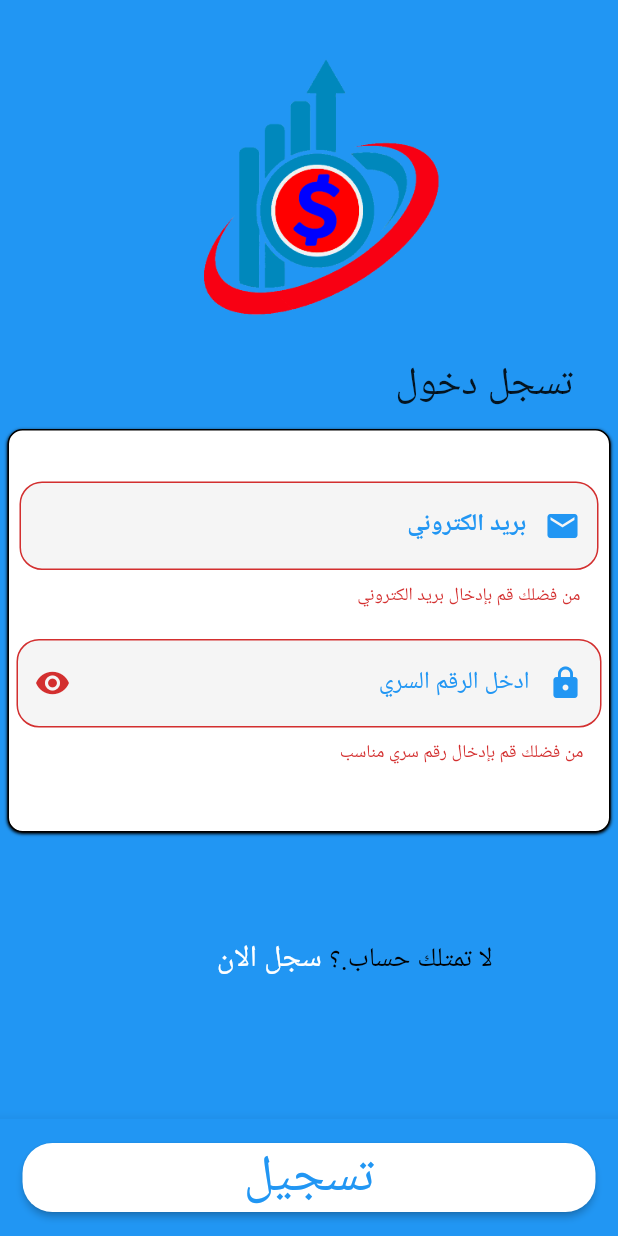
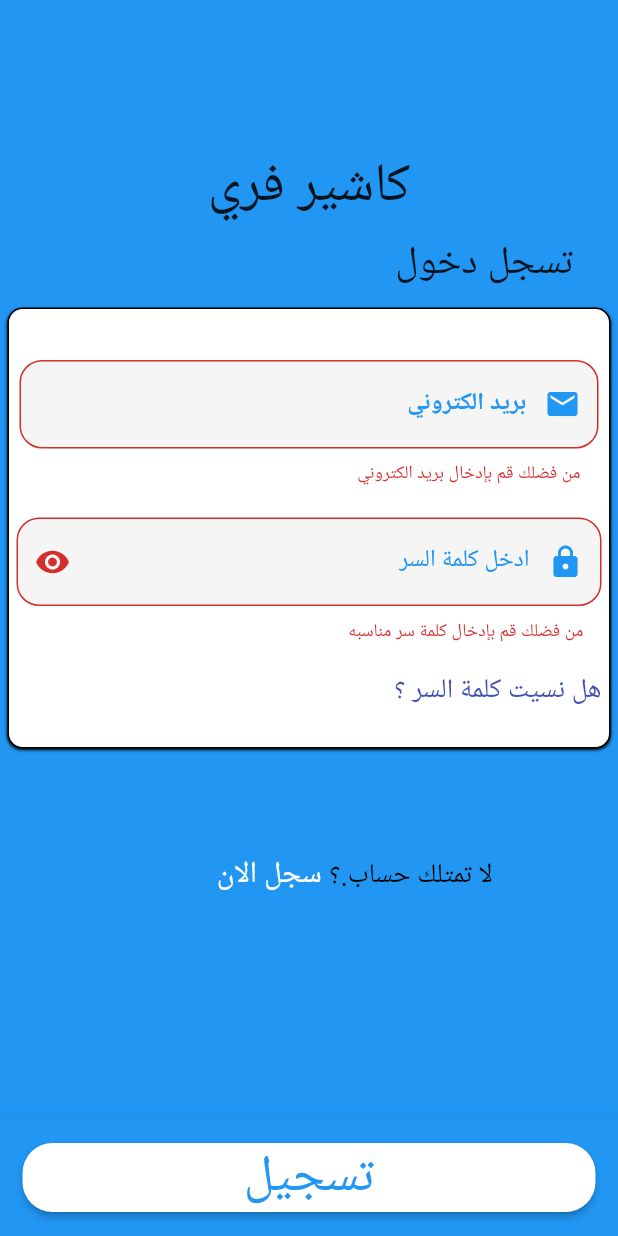
Before and after one commit to ahmad-bahaa/Cashier, a Flutter app: the screen it shows after launch, after a tap on "تسجيل", on a phone screen of 412 x 824 dp. Run offline on Flutter 3.47's test engine with Material 2 defaults, Android fonts, the phone set to English and light mode, and no system bars; our stand-ins replace cloud_firestore, equatable, firebase_auth, firebase_core, flutter_typeahead, get and 1 more; accounts and stored records are empty.

Commit message:
Committing changes after destroying the project

```diff
--- a/lib/screens/bills_screen/bill_screen.dart
+++ b/lib/screens/bills_screen/bill_screen.dart
@@ -85,6 +85,10 @@ class BillScreen extends StatelessWidget {
                   SingleUnit(text: 'م', width: 20),
                 ],
               ),
+              const Divider(
+                color: Colors.black,
+                thickness: 2,
+              ),
               const SizedBox(
                 height: 5,
               ),
--- a/lib/screens/home_screen.dart
+++ b/lib/screens/home_screen.dart
@@ -19,6 +19,77 @@ class HomeScreen extends StatelessWidget {
     double size = MediaQuery.of(context).size.width;
 
     return Scaffold(
+      drawer: Drawer(
+        child: ListView(
+          // Important: Remove any padding from the ListView.
+          padding: EdgeInsets.zero,
+          children: [
+            const DrawerHeader(
+              decoration: BoxDecoration(
+                color: Colors.blue,
+              ),
+              child: Center(
+                child: Text(
+                  'كاشير فري',
+                  style: TextStyle(fontSize: 32),
+                ),
+              ),
+            ),
+            ListTile(
+              title: const Text(
+                'عن التطبيق',
+                style: TextStyle(fontSize: 24),
+              ),
+              onTap: () {
+                // Update the state of the app.
+                // ...
+              },
+            ),
+            ListTile(
+              title: const Text(
+                'تفعيل التطبيق ',
+                style: TextStyle(fontSize: 24),
+              ),
+              onTap: () {
+                // Get.to(() => const PrivacyScreen());
+                // Update the state of the app.
+                // ...
+              },
+            ),
+            ListTile(
+              title: const Text(
+                'سياسة الخصوصية',
+                style: TextStyle(fontSize: 24),
+              ),
+              onTap: () {
+                // Get.to(() => const PrivacyScreen());
+                // Update the state of the app.
+                // ...
+              },
+            ),
+            ListTile(
+              title: const Text(
+                'المساعدة',
+                style: TextStyle(fontSize: 24),
+              ),
+              onTap: () {
+                // Get.to(() => const PrivacyScreen());
+                // Update the state of the app.
+                // ...
+              },
+            ),
+            ListTile(
+              title: const Text(
+                'تسجيل خروج',
+                style: TextStyle(fontSize: 24),
+              ),
+              onTap: () {
+                authController.signOutUser();
+              },
+            ),
+          ],
+        ),
+      ),
       appBar: AppBar(
         title: const Text('الصفحة الرئيسية'),
         centerTitle: true,
--- a/lib/screens/screens.dart
+++ b/lib/screens/screens.dart
@@ -16,3 +16,4 @@ export 'home_screen.dart';
 export 'splash_screen.dart';
 export 'user_auth_screens/login_screen.dart';
 export 'earnings_screen/earnings_screen.dart';
+export 'Drawer/privacy_screen.dart';
--- a/lib/screens/splash_screen.dart
+++ b/lib/screens/splash_screen.dart
@@ -26,7 +26,7 @@ class SplashScreen extends StatelessWidget {
               tag: 'logo',
               child: Center(
                 child: Image.asset(
-                  'assets/images/102.png',
+                  'assets/images/logo.jpg',
                   height: 250,
                   width: 250,
                 ),
--- a/lib/screens/user_auth_screens/login_screen.dart
+++ b/lib/screens/user_auth_screens/login_screen.dart
@@ -20,7 +20,8 @@ class _LoginScreenState extends State<LoginScreen> {
 
   bool signIn = true;
   bool isHidden = true;
-  late String email, password, rePassword;
+  late String password, rePassword;
+  String email = '';
 
   @override
   Widget build(BuildContext context) {
@@ -65,17 +66,25 @@ class _LoginScreenState extends State<LoginScreen> {
           mainAxisAlignment: MainAxisAlignment.spaceAround,
           children: [
             const SizedBox(
-              height: 30,
+              height: 100,
             ),
-            Image.asset(
-              'assets/images/102.png',
-              height: 200,
-              width: 200,
+            // Image.asset(
+            //   'assets/images/102.png',
+            //   height: 200,
+            //   width: 200,
+            // ),
+            const Text(
+              'كاشير فري',
+              style: TextStyle(fontSize: 36),
             ),
             Align(
               alignment: Alignment.centerRight,
-             child:  Padding(
-               padding: const EdgeInsets.only(right: 30.0,bottom: 8.0,top: 8.0,),
+              child: Padding(
+                padding: const EdgeInsets.only(
+                  right: 30.0,
+                  bottom: 8.0,
+                  top: 8.0,
+                ),
                 child: Text(
                   signIn ? 'تسجل دخول' : 'انشئ حساب جديد',
                   style: const TextStyle(fontSize: 26),
@@ -85,7 +94,8 @@ class _LoginScreenState extends State<LoginScreen> {
             CustomContainer(
               color: Colors.white,
               widget: Padding(
-                padding: const EdgeInsets.only(right: 5.0,left: 5.0,bottom: 5.0,top: 32.0),
+                padding: const EdgeInsets.only(
+                    right: 5.0, left: 5.0, bottom: 5.0, top: 32.0),
                 child: Form(
                   key: _key,
                   child: Column(
@@ -111,7 +121,7 @@ class _LoginScreenState extends State<LoginScreen> {
                           keyboardType: TextInputType.visiblePassword,
                           decoration: InputDecoration(
                             filled: true,
-                            labelText: 'ادخل الرقم السري',
+                            labelText: 'ادخل كلمة السر',
                             labelStyle: const TextStyle(
                               color: Colors.blue,
                             ),
@@ -140,7 +150,7 @@ class _LoginScreenState extends State<LoginScreen> {
                             ),
                           ),
                           validator: (val) => val == null || val.length < 6
-                              ? 'من فضلك قم بإدخال رقم سري مناسب'
+                              ? 'من فضلك قم بإدخال كلمة سر مناسبه'
                               : null,
                           onChanged: (val) {
                             password = val;
@@ -156,7 +166,7 @@ class _LoginScreenState extends State<LoginScreen> {
                                 keyboardType: TextInputType.visiblePassword,
                                 decoration: InputDecoration(
                                   filled: true,
-                                  labelText: 'ادخل الرقم السري مره اخرى',
+                                  labelText: 'ادخل كلمة السر مره اخرى',
                                   labelStyle: const TextStyle(
                                     color: Colors.blue,
                                   ),
@@ -184,12 +194,32 @@ class _LoginScreenState extends State<LoginScreen> {
                                         : Icons.visibility_off),
                                   ),
                                 ),
-                                validator: (val) => val == null ||
-                                        val.length < 6
+                                validator: (val) =>
+                                    val == null || val.length < 6
                                         ? 'من فضلك قم بمطابقة الرقم السري'
                                         : null,
                                 onChanged: (val) {
                                   rePassword = val;
+                                },
+                              ),
+                            )
+                          : const SizedBox(),
+                      signIn
+                          ? Align(
+                              alignment: Alignment.centerRight,
+                              child: InkWell(
+                                child: const Text(
+                                  'هل نسيت كلمة السر ؟',
+                                  style: TextStyle(
+                                      fontSize: 18, color: Colors.indigo),
+                                ),
+                                onTap: () {
+                                  if(email.isEmpty){
+                                    Tasks().showErrorMessage('', 'من فضلك ادخل بريد الكتروني صحيح');
+                                  }else {
+                                    Tasks().showHintMessage('', 'من فضلك تحقق من بريدك الالكتروني');
+                                    authController.forgotPassword(email);
+                                  }
                                 },
                               ),
                             )
--- a/pubspec.yaml
+++ b/pubspec.yaml
@@ -74,6 +74,7 @@ flutter:
   # To add assets to your application, add an assets section, like this:
   assets:
       - assets/images/102.png
+      - assets/images/logo.jpg
   #   - images/a_dot_ham.jpeg
 
   # An image asset can refer to one or more resolution-specific "variants", see
```
Also changed, not shown: lib/controllers/auth_controller.dart (+10 -0 lines), lib/screens/Drawer/privacy_screen.dart (added, +16 -0 lines), lib/screens/bills_screen/add_bill_screen.dart (+123 -90 lines), lib/screens/earnings_screen/earnings_screen.dart (+24 -22 lines), assets/images/logo.jpg (added). Lines whose indentation alone changed are shown as unchanged.
